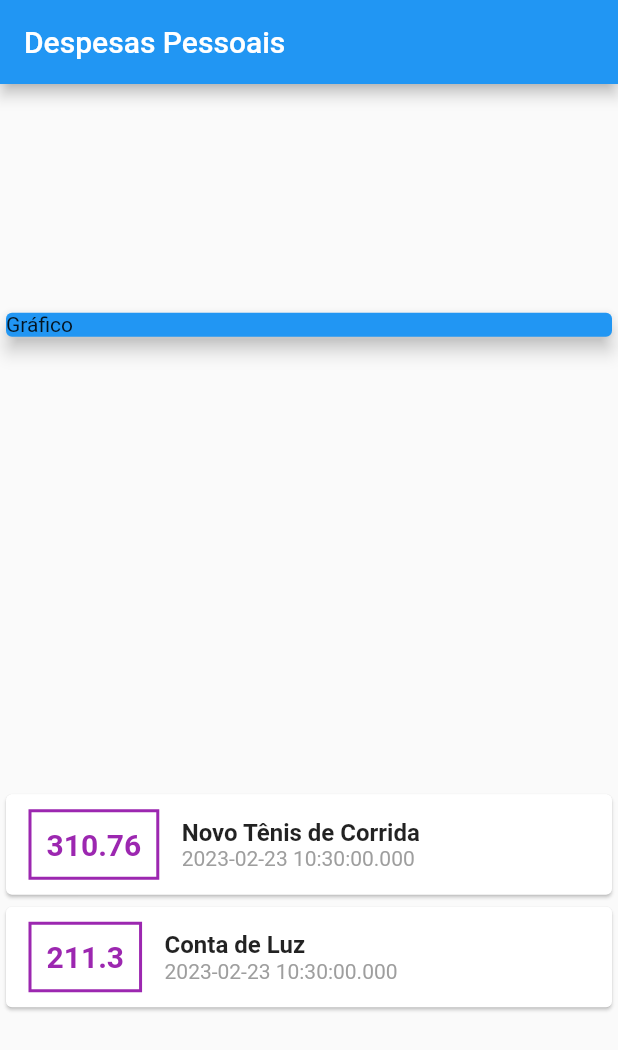
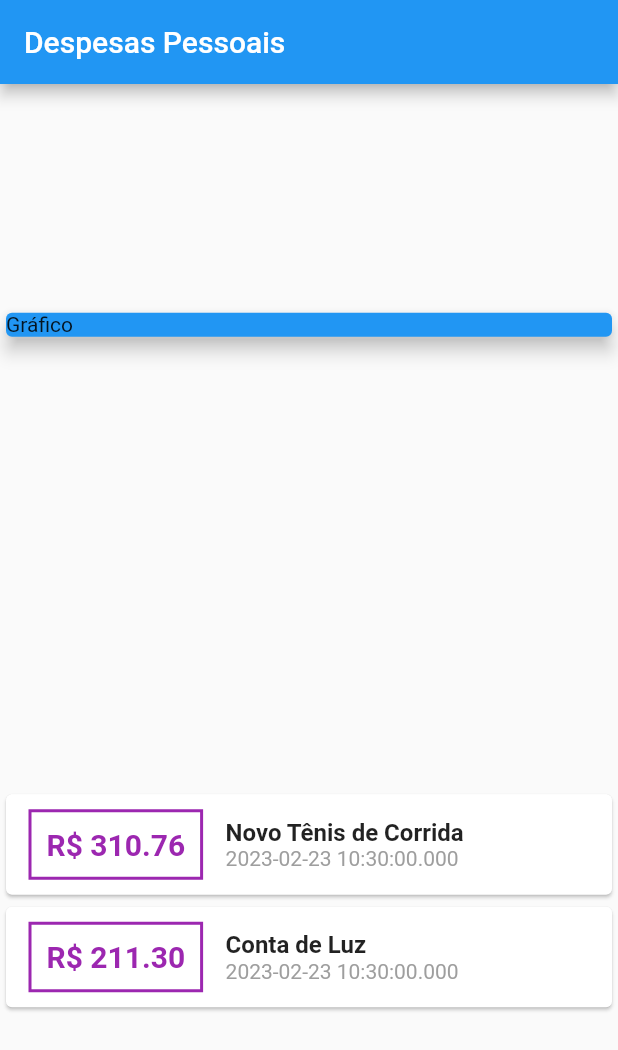
Before and after one commit to mhagnumdw/curso_flutter, a Flutter app: the screen it shows after launch, on a phone screen of 412 x 824 dp. Shown: the top 1050 px of the screen. Run offline on Flutter 3.47's test engine with Material 2 defaults, Android fonts, the phone set to English and light mode, and no system bars.

Commit message:
[expenses] 98. Usando Interpolação de Strings

```diff
--- a/expenses/lib/main.dart
+++ b/expenses/lib/main.dart
@@ -69,8 +69,8 @@ class MyHomePage extends StatelessWidget {
                       )),
                       padding: EdgeInsets.all(10),
                       child: Text(
-                        tr.value.toString(),
-                        style: TextStyle(
+                        'R\$ ${tr.value.toStringAsFixed(2)}',
+                        style: const TextStyle(
                           fontWeight: FontWeight.bold,
                           fontSize: 20,
                           color: Colors.purple,
@@ -82,14 +82,14 @@ class MyHomePage extends StatelessWidget {
                       children: [
                         Text(
                           tr.title,
-                          style: TextStyle(
+                          style: const TextStyle(
                             fontSize: 16,
                             fontWeight: FontWeight.bold,
                           ),
                         ),
                         Text(
                           tr.date.toString(),
-                          style: TextStyle(
+                          style: const TextStyle(
                             color: Colors.grey,
                           ),
                         ),
```
